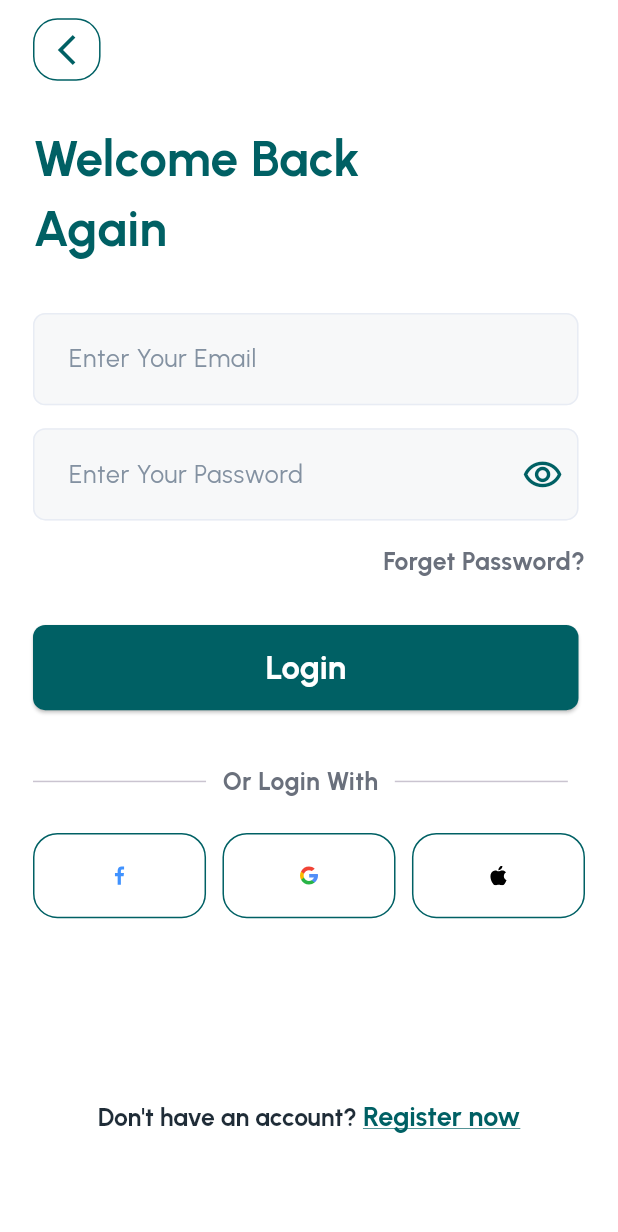
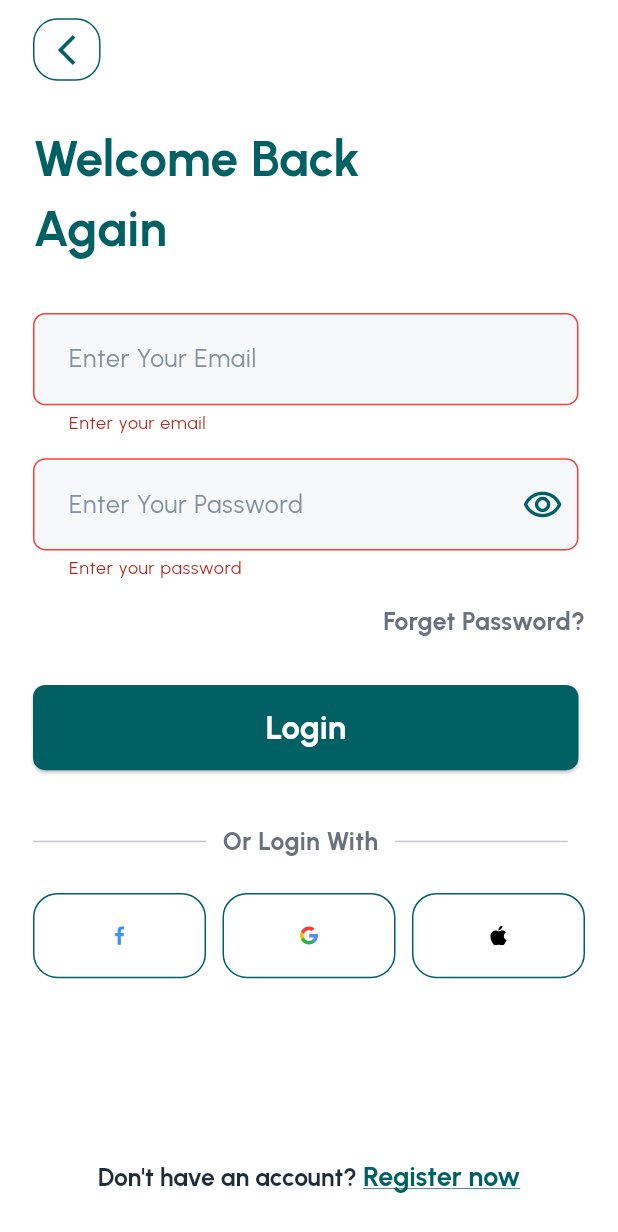
Before and after one commit to AnasHogent/FlutterApp, a Flutter app: the LoginScreen screen opened by its route, after a tap on "Login", on a phone screen of 412 x 824 dp. Shown: the top 1232 px of the screen. Run offline on Flutter 3.47's test engine with Material 3 defaults, Android fonts, the phone set to English and light mode, and no system bars; our stand-ins replace flutter_screenutil, flutter_svg, go_router.

Commit message:
validator login screen

```diff
--- a/med_reminder_app/lib/core/widgets/custom_text_field.dart
+++ b/med_reminder_app/lib/core/widgets/custom_text_field.dart
@@ -7,12 +7,16 @@ class CustomTextField extends StatelessWidget {
   final Widget? suffixIcon;
   final double? width;
   final bool? isPassword;
+  final TextEditingController? controller;
+  final String? Function(String?)? validator;
   const CustomTextField({
     super.key,
     this.hintText,
     this.suffixIcon,
     this.width,
     this.isPassword,
+    this.controller,
+    this.validator,
   });
 
   @override
@@ -20,6 +24,8 @@ class CustomTextField extends StatelessWidget {
     return SizedBox(
       width: width ?? 331.w,
       child: TextFormField(
+        controller: controller,
+        validator: validator,
         autofocus: false,
         obscureText: isPassword ?? false,
         decoration: InputDecoration(
@@ -36,6 +42,14 @@ class CustomTextField extends StatelessWidget {
             borderRadius: BorderRadius.circular(8.r),
             borderSide: BorderSide(color: Color(0xffE8ECF4), width: 1),
           ),
+          errorBorder: OutlineInputBorder(
+            borderRadius: BorderRadius.circular(8.r),
+            borderSide: BorderSide(color: Colors.red, width: 1),
+          ),
+          focusedErrorBorder: OutlineInputBorder(
+            borderRadius: BorderRadius.circular(8.r),
+            borderSide: BorderSide(color: Colors.red, width: 1),
+          ),
           filled: true,
           fillColor: Color(0xFFF7F8F9),
           hintStyle: TextStyle(
--- a/med_reminder_app/lib/screens/auth/login_screen.dart
+++ b/med_reminder_app/lib/screens/auth/login_screen.dart
@@ -16,6 +16,17 @@ class LoginScreen extends StatefulWidget {
 
 class _LoginScreenState extends State<LoginScreen> {
   bool isPassword = true;
+  final formKey = GlobalKey<FormState>();
+  late TextEditingController emailController;
+  late TextEditingController password;
+
+  @override
+  void initState() {
+    super.initState();
+    emailController = TextEditingController();
+    password = TextEditingController();
+  }
+
   @override
   Widget build(BuildContext context) {
     return SafeArea(
@@ -23,6 +34,8 @@ class _LoginScreenState extends State<LoginScreen> {
         body: SingleChildScrollView(
           child: Padding(
             padding: const EdgeInsets.symmetric(horizontal: 22),
+            child: Form(
+              key: formKey,
               child: Column(
                 crossAxisAlignment: CrossAxisAlignment.start,
                 children: [
@@ -40,11 +53,35 @@ class _LoginScreenState extends State<LoginScreen> {
                     ),
                   ),
                   const HeightSpace(32),
-                CustomTextField(hintText: "Enter Your Email"),
+                  CustomTextField(
+                    hintText: "Enter Your Email",
+                    controller: emailController,
+                    validator: (value) {
+                      if (value == null || value.isEmpty) {
+                        return "Enter your email";
+                      }
+                      if (!RegExp(
+                        r"^[\w-\.]+@([\w-]+\.)+[\w-]{2,4}$",
+                      ).hasMatch(value)) {
+                        return "Enter a valid email address";
+                      }
+                      return null;
+                    },
+                  ),
                   const HeightSpace(15),
                   CustomTextField(
+                    controller: password,
                     hintText: "Enter Your Password",
                     isPassword: isPassword,
+                    validator: (value) {
+                      if (value == null || value.isEmpty) {
+                        return "Enter your password";
+                      }
+                      if (value.length < 8) {
+                        return "Password must be at least 8 characters";
+                      }
+                      return null;
+                    },
                     suffixIcon: IconButton(
                       icon: Icon(
                         isPassword
@@ -71,7 +108,13 @@ class _LoginScreenState extends State<LoginScreen> {
                     ),
                   ),
                   const HeightSpace(30),
-                PrimaryButtonWidget(buttonText: "Login", onPressed: () {}),
+                  PrimaryButtonWidget(
+                    buttonText: "Login",
+                    onPressed: () {
+                      if (formKey.currentState!.validate()) {}
+                      setState(() {});
+                    },
+                  ),
                   HeightSpace(35),
                   Row(
                     children: [
@@ -115,6 +158,7 @@ class _LoginScreenState extends State<LoginScreen> {
             ),
           ),
         ),
+      ),
     );
   }
 }
--- a/med_reminder_app/lib/screens/onboarding_screen.dart
+++ b/med_reminder_app/lib/screens/onboarding_screen.dart
@@ -14,7 +14,8 @@ class OnboardingScreen extends StatelessWidget {
   @override
   Widget build(BuildContext context) {
     return Scaffold(
-      body: Column(
+      body: SingleChildScrollView(
+        child: Column(
           children: [
             Image.asset(
               AppAssets.onboard,
@@ -48,6 +49,7 @@ class OnboardingScreen extends StatelessWidget {
             ),
           ],
         ),
+      ),
     );
   }
 }
```
Lines whose indentation alone changed are shown as unchanged.
